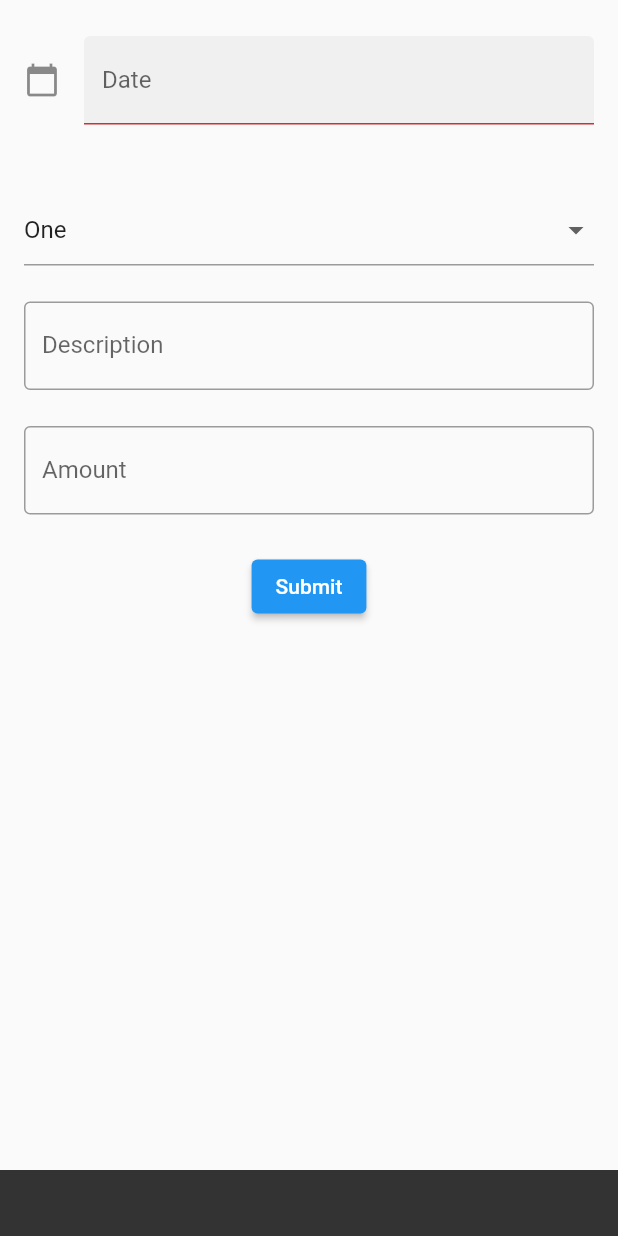
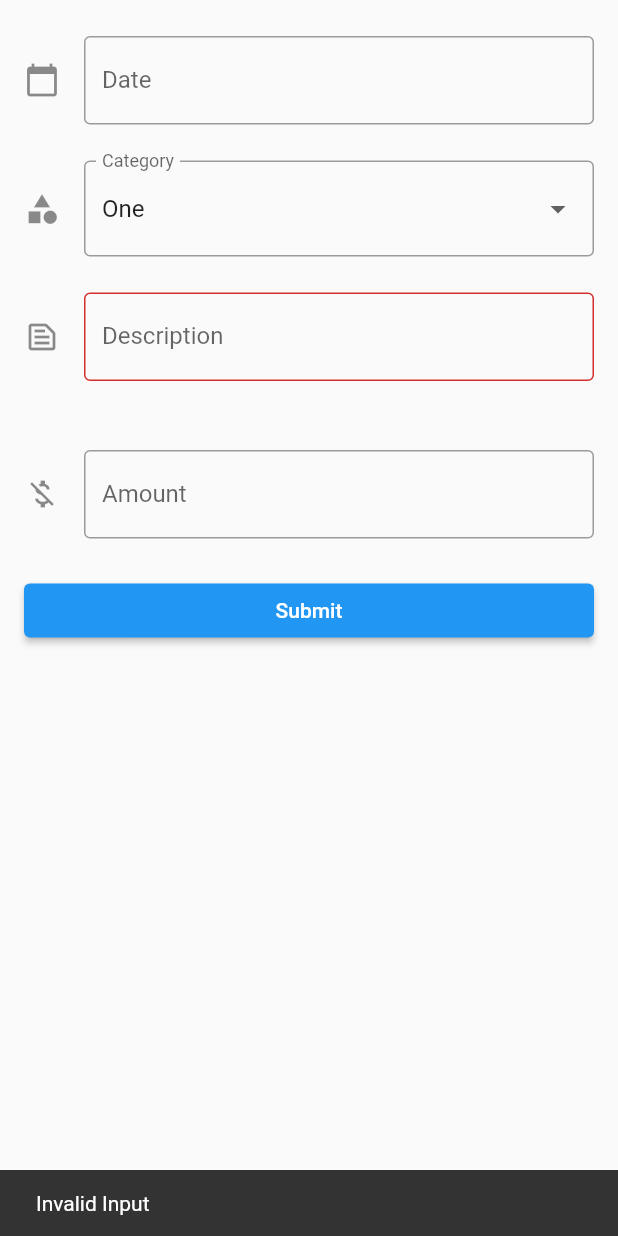
Before and after one commit to lamadipen/finance, a Flutter app: the AddTransaction widget shown alone on an empty page, opened directly, after a tap on "Submit", on a phone screen of 412 x 824 dp. Run offline on Flutter 3.47's test engine with Material 2 defaults, Android fonts, the phone set to English and light mode, and no system bars; missing offline and left inert: draggable_floating_button.

Commit message:
[#177128604] Added Form to save transaction

```diff
--- a/finance_flutter/lib/model/businessEntity/transaction.dart
+++ b/finance_flutter/lib/model/businessEntity/transaction.dart
@@ -12,4 +12,9 @@ class Transaction {
 
   Transaction.allArgs(this.userId, this.transactionId, this.date, this.category,
       this.description, this.amount);
+
+  @override
+  String toString() {
+    return 'Transaction{userId: $userId, transactionId: $transactionId, date: $date, category: $category, description: $description, amount: $amount}';
+  }
 }
--- a/finance_flutter/lib/view/transaction/addTransaction.dart
+++ b/finance_flutter/lib/view/transaction/addTransaction.dart
@@ -59,9 +59,8 @@ class AddTransactionState extends State<AddTransaction> {
               controller: dateController,
               textInputAction: TextInputAction.next,
               decoration: InputDecoration(
-                  filled: true,
                   icon: const Icon(Icons.calendar_today),
-                  hintText: "",
+                  border: const OutlineInputBorder(),
                   labelText: "Date"),
               onTap: () async {
                 // Below line stops keyboard from appearing
@@ -70,18 +69,26 @@ class AddTransactionState extends State<AddTransaction> {
               },
               onSaved: (value) {
                 transaction.date = DateTime.parse(value);
-                _phoneNumber.requestFocus();
+                _category.requestFocus();
               },
-              validator: _validateName,
             ),
             sizedBoxSpace,
             DropdownButtonFormField<String>(
-              value: dropdownValue,
+              focusNode: _category,
+              decoration: InputDecoration(
+                  icon: const Icon(Icons.category),
+                  border: const OutlineInputBorder(),
+                  labelText: 'Category'),
               onChanged: (String newValue) {
                 setState(() {
                   dropdownValue = newValue;
                 });
               },
+              onSaved: (value) {
+                transaction.category = null;
+                _description.requestFocus();
+              },
+              value: dropdownValue,
               items: <String>['One', 'Two', 'Free', 'Four']
                   .map<DropdownMenuItem<String>>((String value) {
                 return DropdownMenuItem<String>(
@@ -92,38 +99,41 @@ class AddTransactionState extends State<AddTransaction> {
             ),
             sizedBoxSpace,
             TextFormField(
+              focusNode: _description,
               textInputAction: TextInputAction.next,
               keyboardType: TextInputType.text,
               decoration: InputDecoration(
+                icon: const Icon(Icons.text_snippet_outlined),
                 border: const OutlineInputBorder(),
                 labelText: "Description",
               ),
               maxLines: 1,
+              validator: _validateInputString,
+              onSaved: (value) {
+                transaction.description = value;
+                _amount.requestFocus();
+              },
             ),
             sizedBoxSpace,
             TextFormField(
+              focusNode: _amount,
               textInputAction: TextInputAction.next,
               keyboardType: TextInputType.number,
               decoration: InputDecoration(
+                icon: const Icon(Icons.money_off),
                 border: const OutlineInputBorder(),
                 labelText: "Amount",
-                suffixText: "Rs",
               ),
               maxLines: 1,
+              onSaved: (value) {
+                transaction.amount = double.parse(value);
+              },
             ),
             sizedBoxSpace,
-            Center(
-              child: ElevatedButton(
-                child: Text("Submit"),
-                onPressed: _handleSubmitted,
-              ),
+            ElevatedButton(
+              child: Text("Submit"),
+              onPressed: _handleSubmitted,
             ),
-            sizedBoxSpace,
-            Text(
-              "",
-              style: Theme.of(context).textTheme.caption,
-            ),
-            sizedBoxSpace,
           ],
         ),
       ),
@@ -158,16 +168,16 @@ class AddTransactionState extends State<AddTransaction> {
       _autoValidateMode =
           AutovalidateMode.always; // Start validating on every change.
       showInSnackBar(
-        "",
+        "Invalid Input",
       );
     } else {
       form.save();
-      showInSnackBar("");
+      showInSnackBar("Valid Input Form Saved");
     }
     print(transaction);
   }
 
-  String _validateName(String value) {
+  String _validateInputString(String value) {
     if (value.isEmpty) {
       return "";
     }
```
